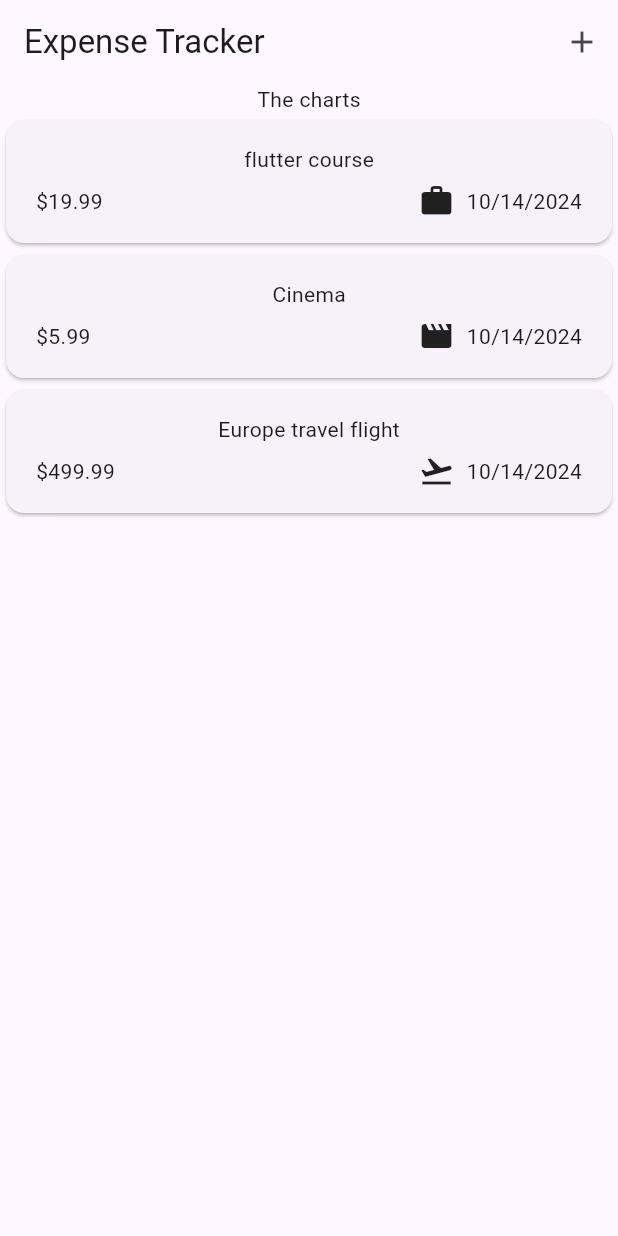
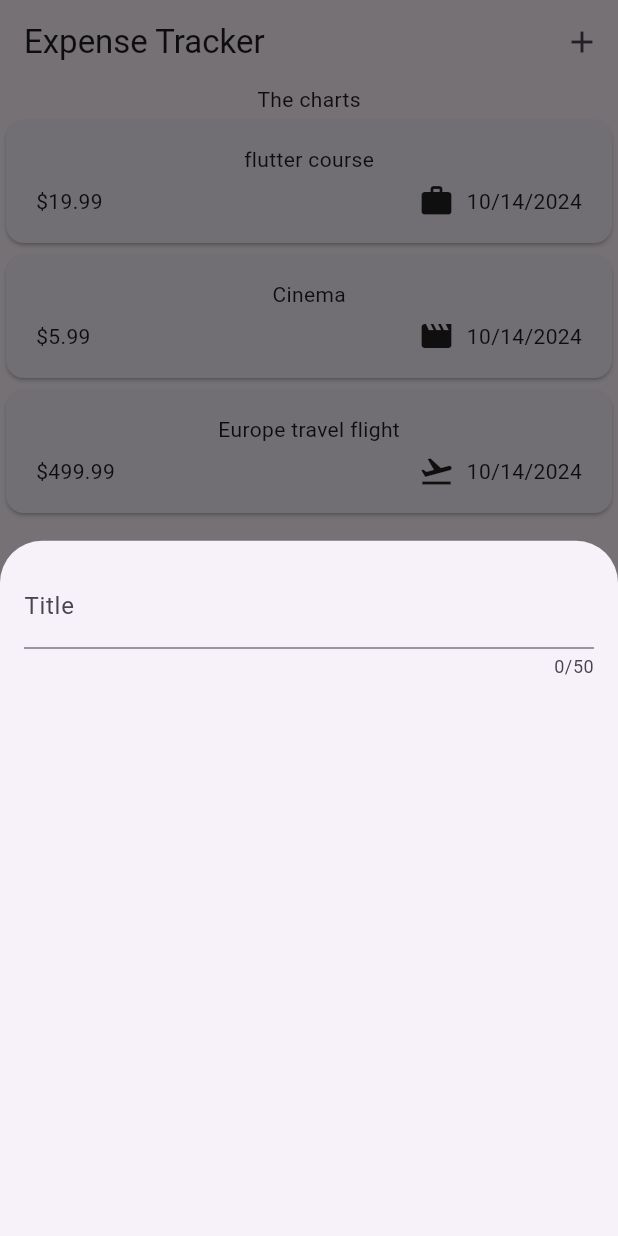
Before and after one commit to Rea97/flutter-course-expense-tracker, a Flutter app: the screen it shows after launch, after a tap on the "add" icon, on a phone screen of 412 x 824 dp. Run offline on Flutter 3.47's test engine with Material 3 defaults, Android fonts, the phone set to English and light mode, and no system bars.

Commit message:
feat: Add basic modal for expense creation

```diff
--- a/lib/components/expenses.dart
+++ b/lib/components/expenses.dart
@@ -1,4 +1,5 @@
 import 'package:expense_tracker/components/expenses/expenses_list.dart';
+import 'package:expense_tracker/components/new_expense.dart';
 import 'package:expense_tracker/models/expense.dart';
 import 'package:flutter/material.dart';
 
@@ -33,13 +34,19 @@ class _ExpensesState extends State<Expenses> {
     )
   ];
 
+  void _showModal(){
+    showModalBottomSheet(context: context, builder: (ctx){
+      return const NewExpense();
+    });
+  }
+
   @override
   Widget build(BuildContext context) {
     return Scaffold(
       appBar: AppBar(
         title: const Text('Expense Tracker'),
         actions: [
-          IconButton(onPressed: (){}, icon: Icon(Icons.add))
+          IconButton(onPressed: _showModal, icon: Icon(Icons.add))
         ],
       ),
       body: Column(
--- /dev/null
+++ b/lib/components/new_expense.dart
@@ -0,0 +1,27 @@
+import 'package:flutter/material.dart';
+
+class NewExpense extends StatefulWidget {
+  const NewExpense({super.key});
+
+  @override
+  State<NewExpense> createState() {
+    return _NewExpenseState();
+  }
+}
+
+class _NewExpenseState extends State<NewExpense> {
+  @override
+  Widget build(BuildContext context) {
+    return const Padding(
+        padding: EdgeInsets.all(16),
+        child: Column(
+          children: [
+            TextField(
+              maxLength: 50,
+              decoration: InputDecoration(label: Text('Title')),
+            )
+          ],
+        ),
+      );
+  }
+}
```
